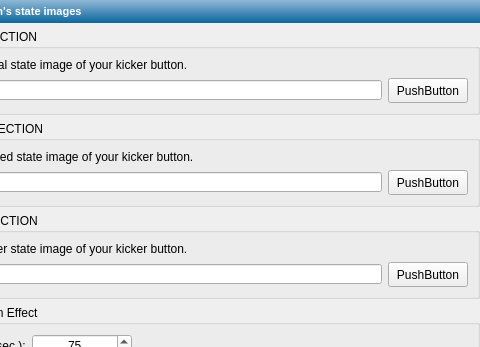
Old version of the form kbfx4/configdialog/kbfx_kickerbtn.ui in the repository plexydesk/kbfxmenu; both pictures show x 136 to 616 and y 0 to 347 of the 616 by 528 pixel window.
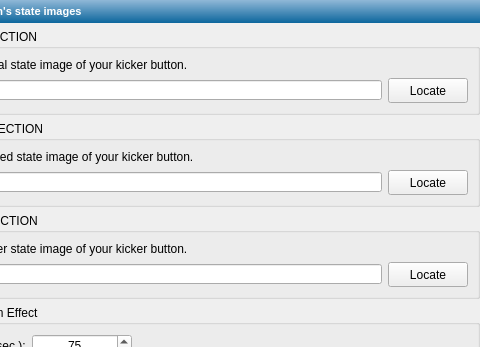
New version of the form. Icons and pictures are not drawn.

What changed in the file:
```diff
--- a/kbfx4/configdialog/kbfx_kickerbtn.ui
+++ b/kbfx4/configdialog/kbfx_kickerbtn.ui
@@ -141,7 +141,11 @@
              </size>
             </property>
             <property name="text" >
-             <string>PushButton</string>
+             <string>Locate</string>
+            </property>
+            <property name="icon" >
+             <iconset resource="images.qrc" >
+              <normaloff>:/buttons/images/folder.png</normaloff>:/buttons/images/folder.png</iconset>
             </property>
            </widget>
           </item>
@@ -235,7 +239,11 @@
              </size>
             </property>
             <property name="text" >
-             <string>PushButton</string>
+             <string>Locate</string>
+            </property>
+            <property name="icon" >
+             <iconset resource="images.qrc" >
+              <normaloff>:/buttons/images/folder.png</normaloff>:/buttons/images/folder.png</iconset>
             </property>
            </widget>
           </item>
@@ -329,7 +337,11 @@
              </size>
             </property>
             <property name="text" >
-             <string>PushButton</string>
+             <string>Locate</string>
+            </property>
+            <property name="icon" >
+             <iconset resource="images.qrc" >
+              <normaloff>:/buttons/images/folder.png</normaloff>:/buttons/images/folder.png</iconset>
             </property>
            </widget>
           </item>
```
Left out of the diff: 4 changed lines with no effect on the pictures.
